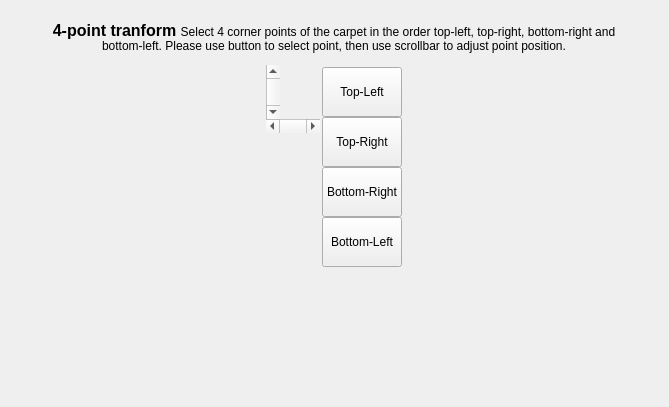
vietanhdev/open-adas, file src/camera_model/camera_wizard/four_point_select_page/four_point_select_page.ui: the form before one commit.
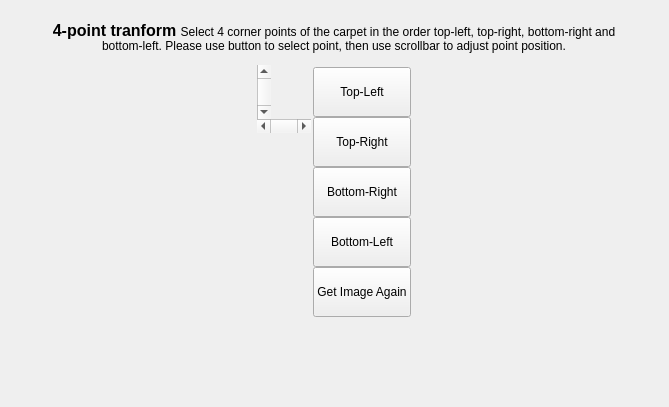
The form after the commit. Icons and pictures are not drawn.

Patch:
```diff
--- a/src/camera_model/camera_wizard/four_point_select_page/four_point_select_page.ui
+++ b/src/camera_model/camera_wizard/four_point_select_page/four_point_select_page.ui
@@ -202,6 +202,12 @@
              </property>
              <item>
               <widget class="QScrollBar" name="verticalScrollBar">
+               <property name="maximum">
+                <number>1000</number>
+               </property>
+               <property name="pageStep">
+                <number>1</number>
+               </property>
                <property name="orientation">
                 <enum>Qt::Vertical</enum>
                </property>
@@ -230,6 +236,12 @@
            </item>
            <item>
             <widget class="QScrollBar" name="horizontalScrollBar">
+             <property name="maximum">
+              <number>1000</number>
+             </property>
+             <property name="pageStep">
+              <number>1</number>
+             </property>
              <property name="orientation">
               <enum>Qt::Horizontal</enum>
              </property>
@@ -316,6 +328,19 @@
              </property>
             </widget>
            </item>
+           <item>
+            <widget class="QPushButton" name="getImageBtn">
+             <property name="minimumSize">
+              <size>
+               <width>0</width>
+               <height>50</height>
+              </size>
+             </property>
+             <property name="text">
+              <string>Get Image Again</string>
+             </property>
+            </widget>
+           </item>
            <item>
             <spacer name="verticalSpacer_2">
              <property name="orientation">
```
